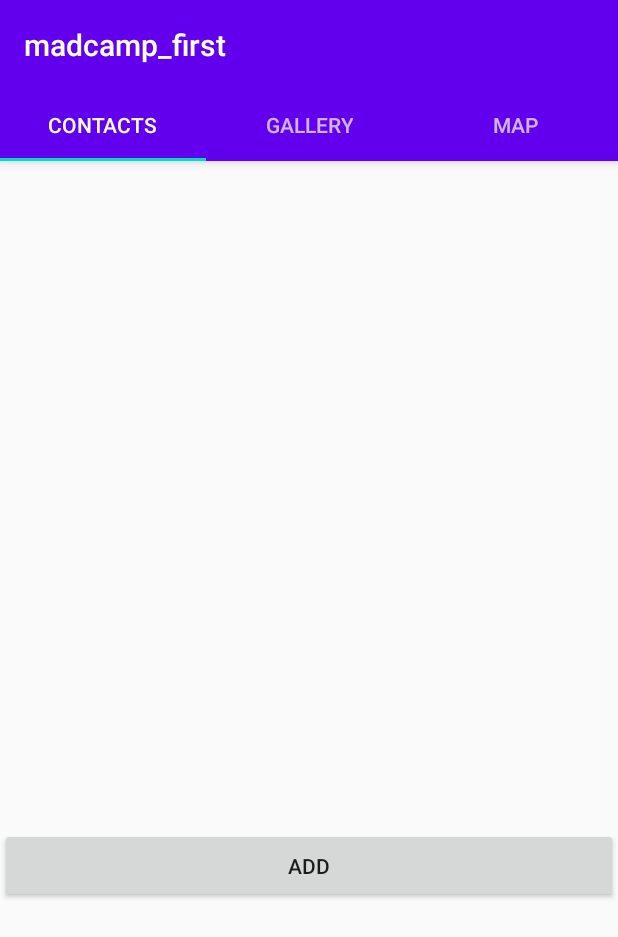
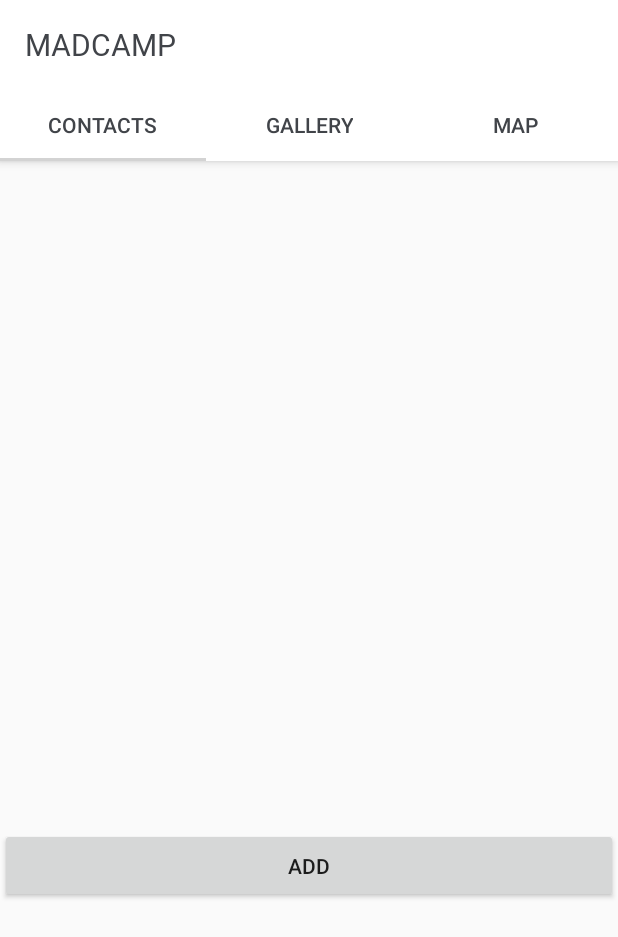
Before and after one commit to seo3650/2020_madcamp_first, an Android app: the screen it shows after launch (MainActivity), on a phone screen of 412 x 824 dp. Shown: the top 937 px of the screen. Run offline under Robolectric (Android 15) with nearby library versions, the phone set to English and light mode, and no system bars.

Commit message:
Change tab design

```diff
--- a/app/src/main/res/layout/activity_main.xml
+++ b/app/src/main/res/layout/activity_main.xml
@@ -38,13 +38,17 @@
             android:gravity="center"
             android:minHeight="?actionBarSize"
             android:padding="@dimen/appbar_padding"
-            android:text="@string/app_name"
+            android:textColor="@color/colorGray"
+            android:fontFamily="@font/roboto_regular"
+            android:text="@string/madcamp"
             android:textAppearance="@style/TextAppearance.Widget.AppCompat.Toolbar.Title"/>
 
         <com.google.android.material.tabs.TabLayout
             android:id="@+id/tabs"
             android:layout_width="match_parent"
             android:layout_height="wrap_content"
+            android:fontFamily="@font/roboto_regular"
+            app:tabTextColor="@color/colorGray"
             android:background="?attr/colorPrimary"/>
     </com.google.android.material.appbar.AppBarLayout>
 </androidx.coordinatorlayout.widget.CoordinatorLayout>
--- a/app/src/main/res/values/colors.xml
+++ b/app/src/main/res/values/colors.xml
@@ -4,4 +4,7 @@
     <color name="colorPrimaryDark">#3700B3</color>
     <color name="colorAccent">#03DAC5</color>
     <color name="colorSelected">#D3D3D3</color>
+    <color name="colorWhite">#FFFFFF</color>
+    <color name="colorBlack">#000000</color>
+    <color name="colorGray">#414449</color>
 </resources>
--- a/app/src/main/res/values/strings.xml
+++ b/app/src/main/res/values/strings.xml
@@ -11,4 +11,5 @@
     <string name="text">Text</string>
     <string name="delete">Delete</string>
     <string name="undefined">UNDEFINED</string>
+    <string name="madcamp">MADCAMP</string>
 </resources>
--- a/app/src/main/res/values/styles.xml
+++ b/app/src/main/res/values/styles.xml
@@ -2,9 +2,9 @@
   <!-- Base application theme. -->
   <style name="AppTheme" parent="Theme.AppCompat.Light.DarkActionBar">
       <!-- Customize your theme here. -->
-      <item name="colorPrimary">@color/colorPrimary</item>
-      <item name="colorPrimaryDark">@color/colorPrimaryDark</item>
-      <item name="colorAccent">@color/colorAccent</item>
+      <item name="colorPrimary">@color/colorWhite</item>
+      <item name="colorPrimaryDark">@color/colorBlack</item>
+      <item name="colorAccent">@color/colorSelected</item>
   </style>
 
     <style name="AppTheme.NoActionBar">
```
Also changed, not shown: app/src/main/java/com/example/madcamp_first/MainActivity.kt (+17 -0 lines).
